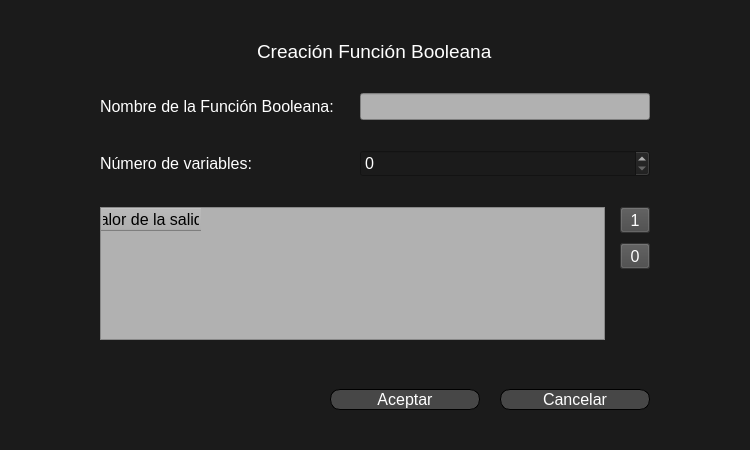
paascorb/TFG, file Presentacion/TFG_Nuevo_BF.ui: the form before one commit.
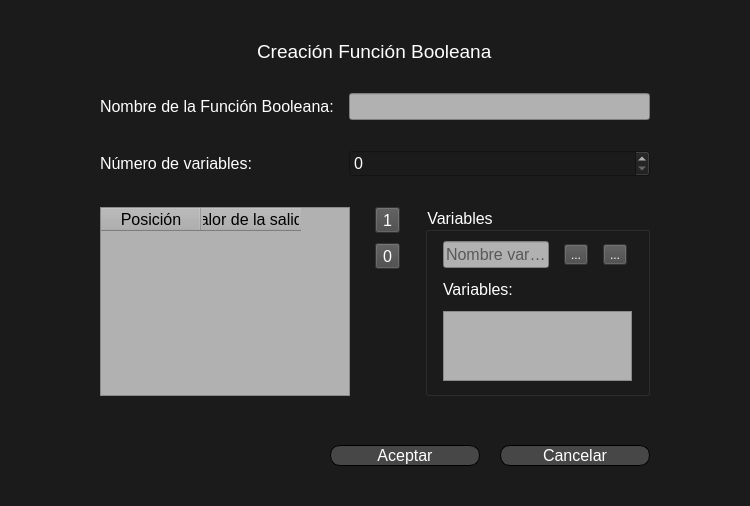
The form after the commit. Icons and pictures are not drawn.

Commit message: Añadiendo nombre de variables a las funciones booleanas y alguna interfaz más.

What changed in the file:
```diff
--- a/Presentacion/TFG_Nuevo_BF.ui
+++ b/Presentacion/TFG_Nuevo_BF.ui
@@ -10,6 +10,11 @@
     <height>450</height>
    </rect>
   </property>
+  <property name="font">
+   <font>
+    <pointsize>12</pointsize>
+   </font>
+  </property>
   <property name="windowTitle">
    <string>Form</string>
   </property>
@@ -37,7 +42,7 @@
     <number>29</number>
    </property>
    <item row="1" column="1">
-    <layout class="QGridLayout" name="gridLayout">
+    <layout class="QGridLayout" name="gridLayout" columnstretch="0,0,0,0">
      <property name="bottomMargin">
       <number>0</number>
      </property>
@@ -65,6 +70,24 @@
        </property>
       </widget>
      </item>
+     <item row="0" column="0" colspan="4" alignment="Qt::AlignHCenter">
+      <widget class="QLabel" name="label_3">
+       <property name="sizePolicy">
+        <sizepolicy hsizetype="Fixed" vsizetype="Fixed">
+         <horstretch>0</horstretch>
+         <verstretch>0</verstretch>
+        </sizepolicy>
+       </property>
+       <property name="font">
+        <font>
+         <pointsize>14</pointsize>
+        </font>
+       </property>
+       <property name="text">
+        <string>Creación Función Booleana</string>
+       </property>
+      </widget>
+     </item>
      <item row="1" column="0">
       <widget class="QLabel" name="label">
        <property name="maximumSize">
@@ -83,8 +106,31 @@
        </property>
       </widget>
      </item>
-     <item row="3" column="0" rowspan="3" colspan="2">
+     <item row="4" column="0" colspan="4">
+      <layout class="QHBoxLayout" name="horizontalLayout_4">
+       <property name="spacing">
+        <number>25</number>
+       </property>
+       <property name="leftMargin">
+        <number>0</number>
+       </property>
+       <property name="topMargin">
+        <number>0</number>
+       </property>
+       <property name="rightMargin">
+        <number>0</number>
+       </property>
+       <property name="bottomMargin">
+        <number>0</number>
+       </property>
+       <item>
       <widget class="QTableWidget" name="table_ouputs">
+         <property name="minimumSize">
+          <size>
+           <width>250</width>
+           <height>0</height>
+          </size>
+         </property>
        <property name="maximumSize">
         <size>
          <width>16777215</width>
@@ -95,6 +141,16 @@
         <string notr="true">color: rgb(0, 0, 0);
 background-color: rgb(177, 177, 177);</string>
        </property>
+         <column>
+          <property name="text">
+           <string>Posición</string>
+          </property>
+          <property name="font">
+           <font>
+            <pointsize>12</pointsize>
+           </font>
+          </property>
+         </column>
        <column>
         <property name="text">
          <string>Valor de la salida</string>
@@ -107,47 +163,7 @@
        </column>
       </widget>
      </item>
-     <item row="1" column="1" colspan="2">
-      <widget class="QLineEdit" name="text_fb_name">
-       <property name="font">
-        <font>
-         <pointsize>12</pointsize>
-        </font>
-       </property>
-       <property name="styleSheet">
-        <string notr="true">color: rgb(0, 0, 0);
-background-color: rgb(177, 177, 177);</string>
-       </property>
-      </widget>
-     </item>
-     <item row="2" column="1" colspan="2">
-      <widget class="QSpinBox" name="spin_n_variables">
-       <property name="font">
-        <font>
-         <pointsize>12</pointsize>
-        </font>
-       </property>
-      </widget>
-     </item>
-     <item row="0" column="0" colspan="3" alignment="Qt::AlignHCenter">
-      <widget class="QLabel" name="label_3">
-       <property name="sizePolicy">
-        <sizepolicy hsizetype="Fixed" vsizetype="Fixed">
-         <horstretch>0</horstretch>
-         <verstretch>0</verstretch>
-        </sizepolicy>
-       </property>
-       <property name="font">
-        <font>
-         <pointsize>14</pointsize>
-        </font>
-       </property>
-       <property name="text">
-        <string>Creación Función Booleana</string>
-       </property>
-      </widget>
-     </item>
-     <item row="3" column="2">
+       <item>
       <layout class="QVBoxLayout" name="verticalLayout">
        <property name="spacing">
         <number>10</number>
@@ -212,7 +228,189 @@
          </property>
         </widget>
        </item>
-      </layout>
+         <item>
+          <spacer name="verticalSpacer">
+           <property name="orientation">
+            <enum>Qt::Vertical</enum>
+           </property>
+           <property name="sizeHint" stdset="0">
+            <size>
+             <width>20</width>
+             <height>40</height>
+            </size>
+           </property>
+          </spacer>
+         </item>
+        </layout>
+       </item>
+       <item>
+        <widget class="QGroupBox" name="groupBox">
+         <property name="maximumSize">
+          <size>
+           <width>1000</width>
+           <height>16777215</height>
+          </size>
+         </property>
+         <property name="title">
+          <string>Variables</string>
+         </property>
+         <layout class="QVBoxLayout" name="verticalLayout_2">
+          <property name="spacing">
+           <number>12</number>
+          </property>
+          <property name="leftMargin">
+           <number>15</number>
+          </property>
+          <property name="rightMargin">
+           <number>15</number>
+          </property>
+          <property name="bottomMargin">
+           <number>12</number>
+          </property>
+          <item>
+           <layout class="QHBoxLayout" name="horizontalLayout_3">
+            <item>
+             <layout class="QHBoxLayout" name="horizontalLayout_2">
+              <property name="spacing">
+               <number>15</number>
+              </property>
+              <item>
+               <widget class="QLineEdit" name="line_name_var">
+                <property name="maximumSize">
+                 <size>
+                  <width>500</width>
+                  <height>16777215</height>
+                 </size>
+                </property>
+                <property name="font">
+                 <font>
+                  <pointsize>12</pointsize>
+                 </font>
+                </property>
+                <property name="styleSheet">
+                 <string notr="true">color: rgb(0, 0, 0);
+background-color: rgb(177, 177, 177);</string>
+                </property>
+                <property name="placeholderText">
+                 <string>Nombre varible</string>
+                </property>
+               </widget>
+              </item>
+              <item>
+               <widget class="QToolButton" name="toolButton_mas">
+                <property name="styleSheet">
+                 <string notr="true">QToolButton{
+color: rgb(255, 255, 255);
+background-color: rgb(71, 71, 71);;}
+
+QToolButton:hover{
+	background-color: rgb(100, 100, 100);
+}</string>
+                </property>
+                <property name="text">
+                 <string>...</string>
+                </property>
+                <property name="icon">
+                 <iconset resource="../Recursos/resources.qrc">
+                  <normaloff>:/images/mas.ico</normaloff>:/images/mas.ico</iconset>
+                </property>
+               </widget>
+              </item>
+              <item>
+               <widget class="QToolButton" name="toolButton_menos">
+                <property name="styleSheet">
+                 <string notr="true">QToolButton{
+color: rgb(255, 255, 255);
+background-color: rgb(71, 71, 71);
+}
+
+QToolButton:hover{
+	background-color: rgb(100, 100, 100);
+}</string>
+                </property>
+                <property name="text">
+                 <string>...</string>
+                </property>
+                <property name="icon">
+                 <iconset resource="../Recursos/resources.qrc">
+                  <normaloff>:/images/menos.ico</normaloff>:/images/menos.ico</iconset>
+                </property>
+               </widget>
+              </item>
+              <item>
+               <spacer name="horizontalSpacer_2">
+                <property name="orientation">
+                 <enum>Qt::Horizontal</enum>
+                </property>
+                <property name="sizeHint" stdset="0">
+                 <size>
+                  <width>40</width>
+                  <height>20</height>
+                 </size>
+                </property>
+               </spacer>
+              </item>
+             </layout>
+            </item>
+           </layout>
+          </item>
+          <item>
+           <widget class="QLabel" name="label_4">
+            <property name="font">
+             <font>
+              <pointsize>12</pointsize>
+             </font>
+            </property>
+            <property name="text">
+             <string>Variables:</string>
+            </property>
+           </widget>
+          </item>
+          <item>
+           <widget class="QListWidget" name="list_variables">
+            <property name="maximumSize">
+             <size>
+              <width>16777215</width>
+              <height>16777215</height>
+             </size>
+            </property>
+            <property name="font">
+             <font>
+              <pointsize>12</pointsize>
+             </font>
+            </property>
+            <property name="styleSheet">
+             <string notr="true">color: rgb(0, 0, 0);
+background-color: rgb(177, 177, 177);</string>
+            </property>
+           </widget>
+          </item>
+         </layout>
+        </widget>
+       </item>
+      </layout>
+     </item>
+     <item row="1" column="1" colspan="3">
+      <widget class="QLineEdit" name="text_fb_name">
+       <property name="font">
+        <font>
+         <pointsize>12</pointsize>
+        </font>
+       </property>
+       <property name="styleSheet">
+        <string notr="true">color: rgb(0, 0, 0);
+background-color: rgb(177, 177, 177);</string>
+       </property>
+      </widget>
+     </item>
+     <item row="2" column="1" colspan="3">
+      <widget class="QSpinBox" name="spin_n_variables">
+       <property name="font">
+        <font>
+         <pointsize>12</pointsize>
+        </font>
+       </property>
+      </widget>
      </item>
     </layout>
    </item>
```
Left out of the diff: 12 changed lines with no effect on the pictures. Lines whose indentation alone changed are shown as unchanged. The commit also changes 26 other files.
